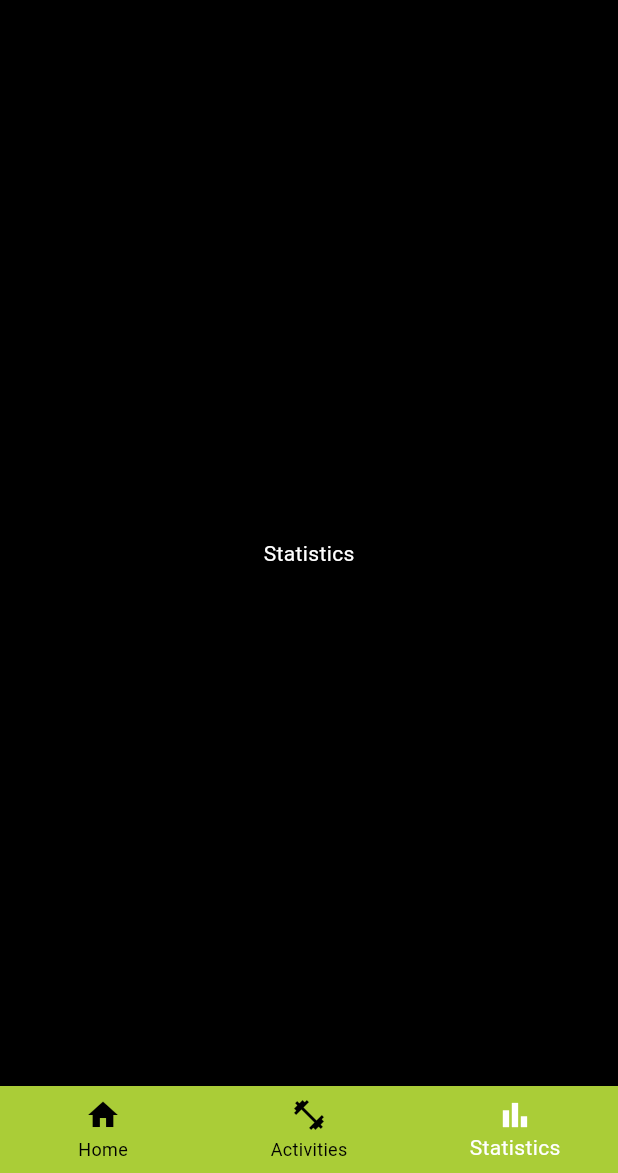
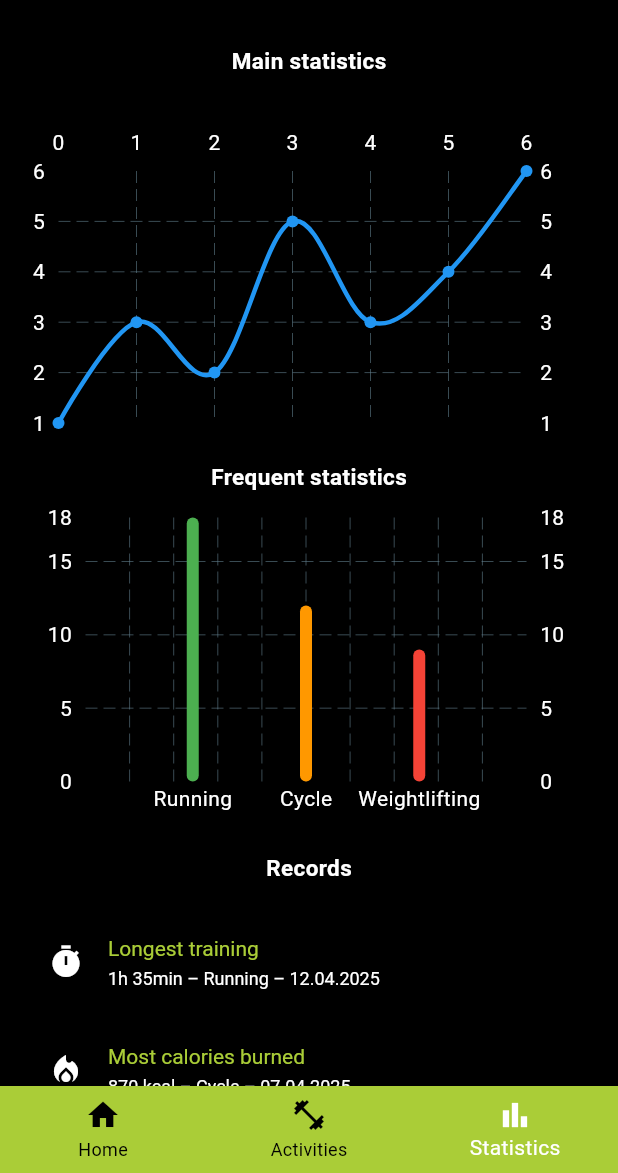
Before and after one commit to gawlowskiandrzej/fittracker, a Flutter app: the screen it shows once a user with an empty profile is signed in, swiped to page 3, on a phone screen of 412 x 824 dp, the part 63-1236 px from its top. Run offline on Flutter 3.47's test engine with Material 3 defaults, Android fonts, the phone set to English and light mode, and no system bars; drawn by our look-alikes of fl_chart; our stand-ins replace cloud_firestore, firebase_auth, firebase_core, google_fonts; accounts and stored records are empty; network calls fail; Roboto replaces fonts that are missing (Abel).

Commit message:
statistics placeholder + import fl_charts

```diff
--- a/lib/theme/theme_data.dart
+++ b/lib/theme/theme_data.dart
@@ -16,9 +16,7 @@ final ThemeData appTheme = ThemeData(
     iconTheme: IconThemeData(color: AppColors.text),
   ),
   textButtonTheme: TextButtonThemeData(
-    style: TextButton.styleFrom(
-      foregroundColor: AppColors.text,
-    ),
+    style: TextButton.styleFrom(foregroundColor: AppColors.text),
   ),
   elevatedButtonTheme: ElevatedButtonThemeData(
     style: ElevatedButton.styleFrom(
@@ -30,7 +28,14 @@ final ThemeData appTheme = ThemeData(
     hintStyle: TextStyle(color: AppColors.text),
     labelStyle: TextStyle(color: AppColors.text),
   ),
-  iconTheme: IconThemeData(
-    color: AppColors.text,
+  iconTheme: IconThemeData(color: AppColors.text),
+  listTileTheme: ListTileThemeData(
+    titleTextStyle: TextStyle(
+      color: AppColors.secondary,
+      fontSize: 16,
+      fontWeight: FontWeight.bold,
+    ),
+    iconColor: AppColors.text,
+    subtitleTextStyle: TextStyle(color: AppColors.text, fontSize: 12),
   ),
 );
--- a/lib/views/home/home.dart
+++ b/lib/views/home/home.dart
@@ -2,6 +2,7 @@ import 'package:fittracker/services/auth.dart';
 import 'package:fittracker/theme/colors.dart';
 import 'package:fittracker/views/activity/acitvity_list.dart';
 import 'package:fittracker/views/home/recent_avtivity_list.dart';
+import 'package:fittracker/views/statistics/main.dart';
 import 'package:flutter/material.dart';
 
 class Home extends StatefulWidget {
@@ -17,11 +18,7 @@ class _HomeState extends State<Home> {
   final AuthService _auth = AuthService();
   final PageController _pageController = PageController();
 
-  List<Widget> pages = [
-    RecentActivitiesList(),
-    AcitvityList(),
-    const Center(child: Text('Statistics')),
-  ];
+  List<Widget> pages = [RecentActivitiesList(), AcitvityList(), MainStats()];
 
   @override
   Widget build(BuildContext context) {
@@ -46,17 +43,15 @@ class _HomeState extends State<Home> {
             myIndex = index;
           });
         },
-        children: pages),
+        children: pages,
+      ),
       bottomNavigationBar: BottomNavigationBar(
         backgroundColor: AppColors.secondary,
         unselectedItemColor: AppColors.background,
         selectedItemColor: AppColors.text,
         type: BottomNavigationBarType.fixed,
         items: const [
-          BottomNavigationBarItem(
-            icon: Icon(Icons.home),
-            label: 'Home',
-          ),
+          BottomNavigationBarItem(icon: Icon(Icons.home), label: 'Home'),
           BottomNavigationBarItem(
             icon: Icon(Icons.fitness_center),
             label: 'Activities',
--- /dev/null
+++ b/lib/views/statistics/frequent.dart
@@ -0,0 +1,47 @@
+import 'package:flutter/material.dart';
+import 'package:fl_chart/fl_chart.dart';
+
+class FrequentStats extends StatelessWidget {
+  const FrequentStats({super.key});
+
+  @override
+  Widget build(BuildContext context) {
+    return SizedBox(
+      height: 200,
+      child: BarChart(
+        BarChartData(
+          titlesData: FlTitlesData(
+            bottomTitles: AxisTitles(
+              sideTitles: SideTitles(
+                showTitles: true,
+                getTitlesWidget: (value, _) {
+                  const activityNames = ['Running', 'Cycle', 'Weightlifting'];
+                  return Text(activityNames[value.toInt()]);
+                },
+              ),
+            ),
+            leftTitles: AxisTitles(
+              sideTitles: SideTitles(showTitles: true, reservedSize: 40),
+            ),
+            topTitles: AxisTitles(sideTitles: SideTitles(showTitles: false)),
+          ),
+          barGroups: [
+            BarChartGroupData(
+              x: 0,
+              barRods: [BarChartRodData(toY: 18, color: Colors.green)],
+            ),
+            BarChartGroupData(
+              x: 1,
+              barRods: [BarChartRodData(toY: 12, color: Colors.orange)],
+            ),
+            BarChartGroupData(
+              x: 2,
+              barRods: [BarChartRodData(toY: 9, color: Colors.red)],
+            ),
+          ],
+        ),
+      ),
+    );
+    ;
+  }
+}
--- /dev/null
+++ b/lib/views/statistics/general_stats.dart
@@ -0,0 +1,48 @@
+import 'package:fittracker/views/statistics/stat_card.dart';
+import 'package:flutter/material.dart';
+import 'package:fl_chart/fl_chart.dart';
+
+class GeneralStats extends StatelessWidget {
+  const GeneralStats({super.key});
+
+  @override
+  Widget build(BuildContext context) {
+    return Column(
+      children: [
+        const SizedBox(height: 16),
+        SizedBox(
+          height: 200,
+          child: LineChart(
+            LineChartData(
+              titlesData: FlTitlesData(
+                leftTitles: AxisTitles(
+                  sideTitles: SideTitles(showTitles: true),
+                ),
+                bottomTitles: AxisTitles(
+                  sideTitles: SideTitles(showTitles: false),
+                ),
+              ),
+              lineBarsData: [
+                LineChartBarData(
+                  spots: [
+                    FlSpot(0, 1),
+                    FlSpot(1, 3),
+                    FlSpot(2, 2),
+                    FlSpot(3, 5),
+                    FlSpot(4, 3),
+                    FlSpot(5, 4),
+                    FlSpot(6, 6),
+                  ],
+                  isCurved: true,
+                  barWidth: 3,
+                  color: Colors.blue,
+                  dotData: FlDotData(show: true),
+                ),
+              ],
+            ),
+          ),
+        ),
+      ],
+    );
+  }
+}
--- /dev/null
+++ b/lib/views/statistics/main.dart
@@ -0,0 +1,46 @@
+import 'package:fittracker/views/statistics/frequent.dart';
+import 'package:fittracker/views/statistics/general_stats.dart';
+import 'package:fittracker/views/statistics/records.dart';
+import 'package:flutter/material.dart';
+
+class MainStats extends StatelessWidget {
+  const MainStats({super.key});
+
+  @override
+  Widget build(BuildContext context) {
+    return Scaffold(
+      // appBar: AppBar(title: const Text('Statistics')),
+      body: SingleChildScrollView(
+        padding: const EdgeInsets.all(16),
+        child: Column(
+          crossAxisAlignment: CrossAxisAlignment.center,
+          children: [
+            StatsHeader("Main statistics"),
+            const SizedBox(height: 8),
+            GeneralStats(),
+            const SizedBox(height: 24),
+
+            StatsHeader('Frequent statistics'),
+            const SizedBox(height: 8),
+            FrequentStats(),
+            const SizedBox(height: 24),
+
+            StatsHeader('Records'),
+            const SizedBox(height: 8),
+            RecordStats(),
+          ],
+        ),
+      ),
+    );
+  }
+
+  Widget StatsHeader(String title) {
+    return Padding(
+      padding: const EdgeInsets.only(bottom: 8.0),
+      child: Text(
+        title,
+        style: const TextStyle(fontSize: 15, fontWeight: FontWeight.bold),
+      ),
+    );
+  }
+}
--- /dev/null
+++ b/lib/views/statistics/records.dart
@@ -0,0 +1,35 @@
+import 'package:fittracker/main.dart';
+import 'package:fittracker/theme/colors.dart';
+import 'package:flutter/material.dart';
+
+class RecordStats extends StatelessWidget {
+  const RecordStats({super.key});
+
+  @override
+  Widget build(BuildContext context) {
+    return Column(
+      crossAxisAlignment: CrossAxisAlignment.start,
+      children: const [
+        ListTile(
+          leading: Icon(Icons.timer),
+          title: Text('Longest training'),
+          subtitle: Text('1h 35min – Running – 12.04.2025'),
+          titleTextStyle: TextStyle(color: AppColors.secondary),
+        ),
+        ListTile(
+          leading: Icon(Icons.local_fire_department),
+          title: Text('Most calories burned'),
+          subtitle: Text('870 kcal – Cycle – 07.04.2025'),
+          titleTextStyle: TextStyle(color: AppColors.secondary),
+        ),
+        ListTile(
+          leading: Icon(Icons.star),
+          title: Text('The most active training'),
+          subtitle: Text('15.04.2025 – 3 tranings'),
+          titleTextStyle: TextStyle(color: AppColors.secondary),
+        ),
+      ],
+    );
+    ;
+  }
+}
--- /dev/null
+++ b/lib/views/statistics/stat_card.dart
@@ -0,0 +1,29 @@
+import 'package:flutter/material.dart';
+
+class StatCard extends StatelessWidget {
+  final String title;
+  final String value;
+
+  const StatCard({required this.title, required this.value});
+
+  @override
+  Widget build(BuildContext context) {
+    return Card(
+      elevation: 2,
+      shape: RoundedRectangleBorder(borderRadius: BorderRadius.circular(12)),
+      child: Padding(
+        padding: const EdgeInsets.all(12.0),
+        child: Column(
+          children: [
+            Text(
+              value,
+              style: const TextStyle(fontSize: 18, fontWeight: FontWeight.bold),
+            ),
+            const SizedBox(height: 4),
+            Text(title, style: const TextStyle(fontSize: 14)),
+          ],
+        ),
+      ),
+    );
+  }
+}
--- a/pubspec.yaml
+++ b/pubspec.yaml
@@ -39,6 +39,7 @@ dependencies:
   provider: ^6.1.4
   cloud_firestore: ^5.6.6
   google_fonts: ^6.2.1
+  fl_chart: ^0.71.0
 
 dev_dependencies:
   flutter_test:
```
Also changed, not shown: pubspec.lock. Lines whose indentation alone changed are shown as unchanged.
